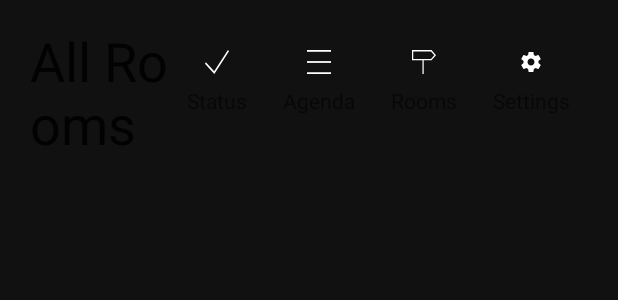
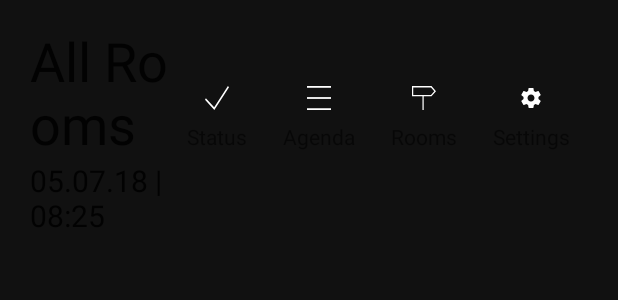
Before and after one commit to synyx/MeeRoo, an Android app: the layout activity_main.xml on its own in the app's theme, with its tools: preview values and no code run, on a phone screen of 412 x 824 dp. Shown: the top 300 px of the screen. Run offline under Robolectric (Android 15) with nearby library versions, the phone set to English and light mode, and no system bars.

Commit message:
Simplify header layout

```diff
--- a/app/src/main/res/layout/activity_main.xml
+++ b/app/src/main/res/layout/activity_main.xml
@@ -25,7 +25,7 @@
         android:layout_marginTop="16dp"
         android:textColor="?android:attr/textColorPrimary"
         android:textSize="36sp"
-        app:layout_constraintEnd_toStartOf="@id/header_navigation"
+        app:layout_constraintEnd_toStartOf="@+id/header_navigation"
         app:layout_constraintStart_toStartOf="parent"
         app:layout_constraintTop_toTopOf="parent"
         tools:text="All Rooms" />
@@ -33,15 +33,12 @@
     <TextView
         android:id="@+id/header_clock"
         android:layout_width="0dp"
-        android:layout_height="0dp"
-        android:layout_marginStart="20dp"
-        android:gravity="top"
+        android:layout_height="wrap_content"
         android:textColor="?android:attr/textColorPrimary"
         android:textSize="20sp"
-        app:layout_constraintBottom_toBottomOf="@id/guideline_header"
-        app:layout_constraintEnd_toStartOf="@id/header_navigation"
-        app:layout_constraintStart_toStartOf="parent"
-        app:layout_constraintTop_toBottomOf="@id/header_title"
+        app:layout_constraintEnd_toStartOf="@+id/header_navigation"
+        app:layout_constraintStart_toStartOf="@+id/header_title"
+        app:layout_constraintTop_toBottomOf="@+id/header_title"
         tools:text="05.07.18 | 08:25" />
 
     <include
@@ -50,16 +47,8 @@
         android:layout_width="wrap_content"
         android:layout_height="wrap_content"
         android:layout_marginEnd="20dp"
-        app:layout_constraintBottom_toBottomOf="@id/guideline_header"
+        app:layout_constraintBottom_toBottomOf="@+id/header_clock"
         app:layout_constraintEnd_toEndOf="parent"
         app:layout_constraintTop_toTopOf="parent" />
 
-    <android.support.constraint.Guideline
-        android:id="@+id/guideline_header"
-        android:layout_width="wrap_content"
-        android:layout_height="wrap_content"
-        android:orientation="horizontal"
-        app:layout_constraintGuide_begin="110dp" />
-
-
 </android.support.constraint.ConstraintLayout>
```
